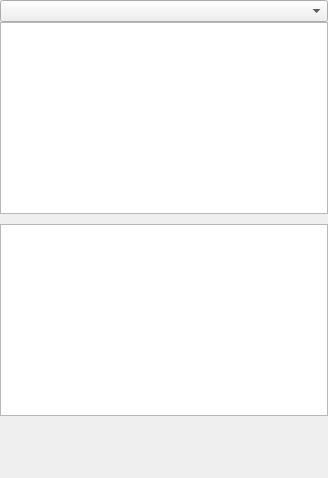
The window that chisurf/models/parse/parseWidget.ui (Fluorescence-Tools/chisurf) describes before a commit, drawn with Qt 5.
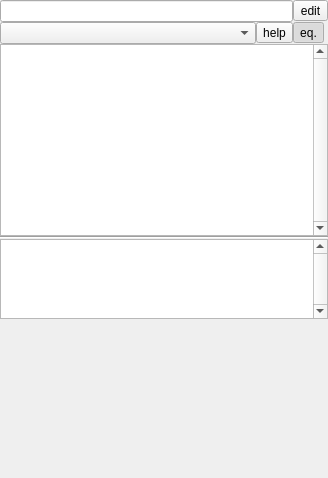
The same window after the commit.

```diff
--- a/chisurf/models/parse/parseWidget.ui
+++ b/chisurf/models/parse/parseWidget.ui
@@ -13,10 +13,7 @@
   <property name="windowTitle">
    <string>Form</string>
   </property>
-  <layout class="QVBoxLayout" name="verticalLayout_5">
-   <property name="spacing">
-    <number>0</number>
-   </property>
+  <layout class="QGridLayout" name="gridLayout">
    <property name="leftMargin">
     <number>0</number>
    </property>
@@ -29,7 +26,101 @@
    <property name="bottomMargin">
     <number>0</number>
    </property>
-   <item>
+   <property name="spacing">
+    <number>0</number>
+   </property>
+   <item row="4" column="0" colspan="5">
+    <widget class="Line" name="line">
+     <property name="orientation">
+      <enum>Qt::Horizontal</enum>
+     </property>
+    </widget>
+   </item>
+   <item row="3" column="0" colspan="5">
+    <widget class="QTextEdit" name="textEdit">
+     <property name="sizePolicy">
+      <sizepolicy hsizetype="Minimum" vsizetype="Minimum">
+       <horstretch>0</horstretch>
+       <verstretch>0</verstretch>
+      </sizepolicy>
+     </property>
+     <property name="verticalScrollBarPolicy">
+      <enum>Qt::ScrollBarAlwaysOn</enum>
+     </property>
+     <property name="readOnly">
+      <bool>true</bool>
+     </property>
+    </widget>
+   </item>
+   <item row="6" column="0" colspan="5">
+    <widget class="QPlainTextEdit" name="plainTextEdit">
+     <property name="sizePolicy">
+      <sizepolicy hsizetype="Minimum" vsizetype="Minimum">
+       <horstretch>0</horstretch>
+       <verstretch>0</verstretch>
+      </sizepolicy>
+     </property>
+     <property name="maximumSize">
+      <size>
+       <width>16777215</width>
+       <height>80</height>
+      </size>
+     </property>
+     <property name="font">
+      <font>
+       <pointsize>12</pointsize>
+      </font>
+     </property>
+     <property name="frameShape">
+      <enum>QFrame::StyledPanel</enum>
+     </property>
+     <property name="frameShadow">
+      <enum>QFrame::Sunken</enum>
+     </property>
+     <property name="verticalScrollBarPolicy">
+      <enum>Qt::ScrollBarAlwaysOn</enum>
+     </property>
+     <property name="documentTitle">
+      <string/>
+     </property>
+    </widget>
+   </item>
+   <item row="2" column="4">
+    <widget class="QToolButton" name="toolButton_3">
+     <property name="sizePolicy">
+      <sizepolicy hsizetype="Fixed" vsizetype="Fixed">
+       <horstretch>0</horstretch>
+       <verstretch>0</verstretch>
+      </sizepolicy>
+     </property>
+     <property name="toolTip">
+      <string>Display equation</string>
+     </property>
+     <property name="text">
+      <string>eq.</string>
+     </property>
+     <property name="checkable">
+      <bool>true</bool>
+     </property>
+     <property name="checked">
+      <bool>true</bool>
+     </property>
+    </widget>
+   </item>
+   <item row="2" column="3">
+    <widget class="QToolButton" name="toolButton_4">
+     <property name="toolTip">
+      <string>Display equation help/description.</string>
+     </property>
+     <property name="text">
+      <string>help</string>
+     </property>
+     <property name="checkable">
+      <bool>true</bool>
+     </property>
+    </widget>
+   </item>
+   <item row="2" column="0" colspan="3">
     <widget class="QComboBox" name="comboBox">
      <property name="sizePolicy">
       <sizepolicy hsizetype="Minimum" vsizetype="Fixed">
@@ -45,68 +136,42 @@
      </property>
     </widget>
    </item>
-   <item>
-    <layout class="QGridLayout" name="gridLayout_2">
-     <property name="spacing">
-      <number>0</number>
-     </property>
-    </layout>
-   </item>
-   <item>
-    <widget class="QPlainTextEdit" name="plainTextEdit">
-     <property name="sizePolicy">
-      <sizepolicy hsizetype="Minimum" vsizetype="Minimum">
-       <horstretch>0</horstretch>
-       <verstretch>0</verstretch>
-      </sizepolicy>
-     </property>
-    </widget>
-   </item>
-   <item>
-    <spacer name="verticalSpacer_2">
-     <property name="orientation">
-      <enum>Qt::Vertical</enum>
-     </property>
-     <property name="sizeType">
-      <enum>QSizePolicy::Fixed</enum>
-     </property>
-     <property name="sizeHint" stdset="0">
-      <size>
-       <width>20</width>
-       <height>10</height>
-      </size>
-     </property>
-    </spacer>
-   </item>
-   <item>
-    <widget class="QTextEdit" name="textEdit">
-     <property name="sizePolicy">
-      <sizepolicy hsizetype="Minimum" vsizetype="Minimum">
-       <horstretch>0</horstretch>
-       <verstretch>0</verstretch>
-      </sizepolicy>
-     </property>
-     <property name="readOnly">
-      <bool>true</bool>
-     </property>
-    </widget>
-   </item>
-   <item>
+   <item row="9" column="0">
     <spacer name="verticalSpacer">
      <property name="orientation">
       <enum>Qt::Vertical</enum>
      </property>
-     <property name="sizeType">
-      <enum>QSizePolicy::Expanding</enum>
-     </property>
      <property name="sizeHint" stdset="0">
       <size>
        <width>20</width>
-       <height>17</height>
+       <height>40</height>
       </size>
      </property>
     </spacer>
    </item>
+   <item row="7" column="0" colspan="5">
+    <layout class="QGridLayout" name="gridLayout_1"/>
+   </item>
+   <item row="0" column="4">
+    <widget class="QToolButton" name="toolButton_2">
+     <property name="sizePolicy">
+      <sizepolicy hsizetype="Minimum" vsizetype="Fixed">
+       <horstretch>0</horstretch>
+       <verstretch>0</verstretch>
+      </sizepolicy>
+     </property>
+     <property name="text">
+      <string>edit</string>
+     </property>
+    </widget>
+   </item>
+   <item row="0" column="0" colspan="4">
+    <widget class="QLineEdit" name="lineEdit">
+     <property name="readOnly">
+      <bool>true</bool>
+     </property>
+    </widget>
+   </item>
   </layout>
   <action name="actionFormulaChanged">
    <property name="text">
```
Left out of the diff: 58 changed lines with no effect on the pictures.
